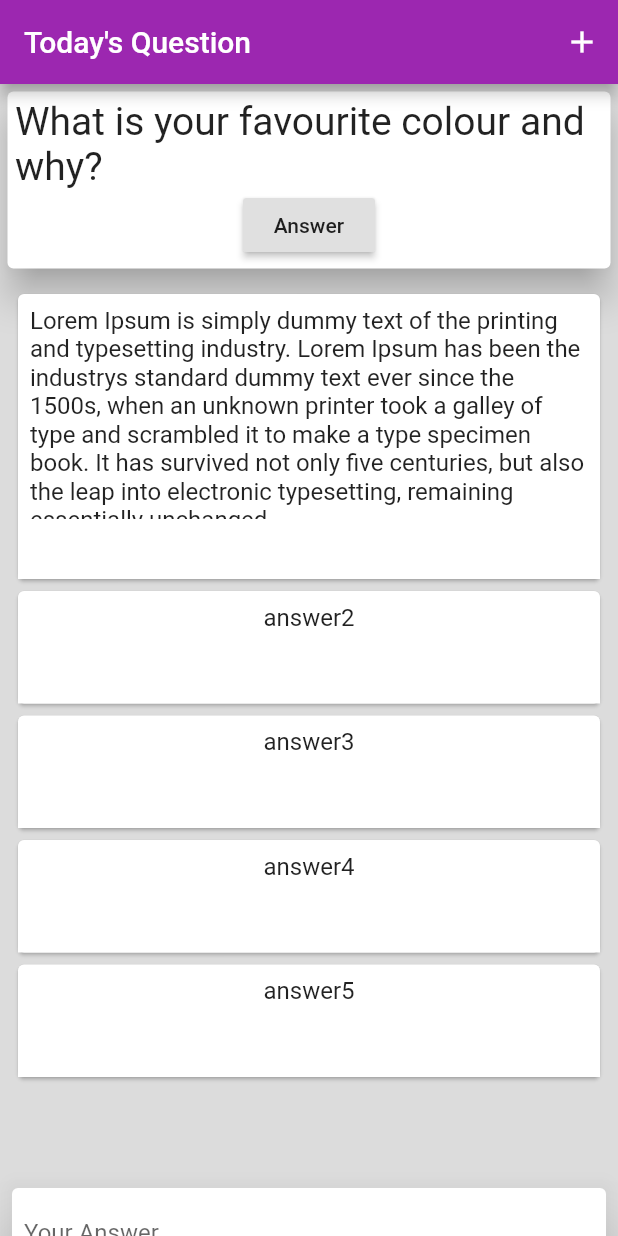
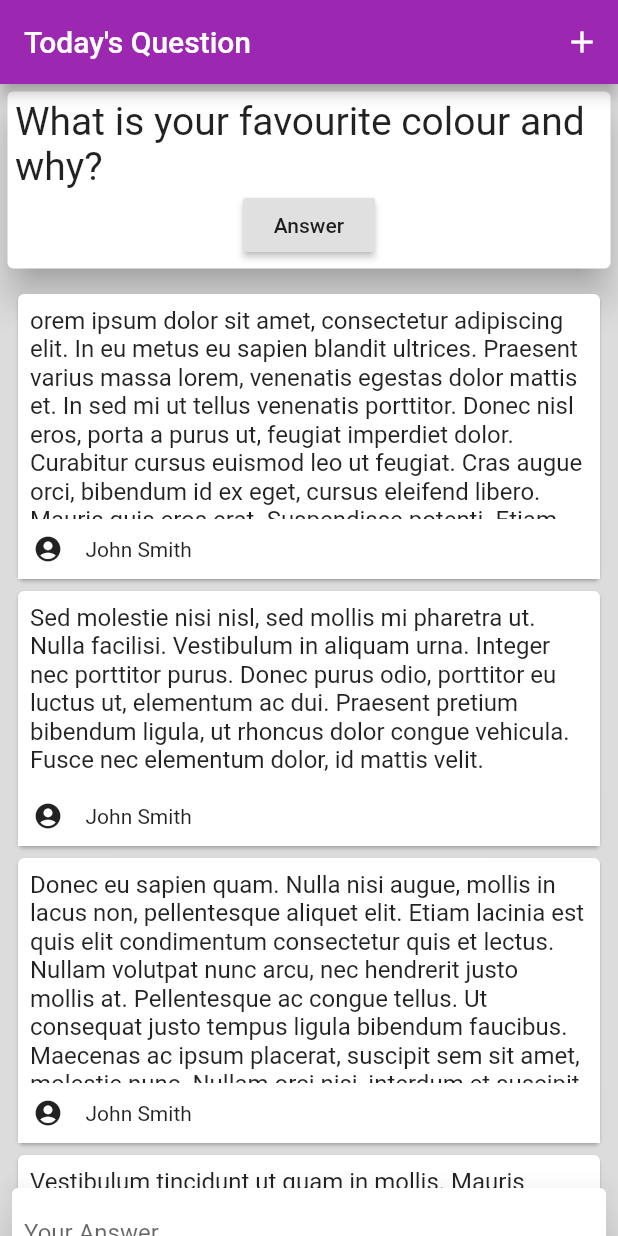
Before and after one commit to emilydeutsch/Qanda, a Flutter app: the screen it shows after launch, on a phone screen of 412 x 824 dp. Run offline on Flutter 3.47's test engine with Material 2 defaults, Android fonts, the phone set to English and light mode, and no system bars.

Commit message:
Small UI changes

```diff
--- a/lib/main.dart
+++ b/lib/main.dart
@@ -21,7 +21,11 @@ class createQAPage extends StatefulWidget {
 
 // ignore: camel_case_types
 class _createQAPageState extends State<createQAPage> with SingleTickerProviderStateMixin{
-  final List<String> _answers = <String>['Lorem Ipsum is simply dummy text of the printing and typesetting industry. Lorem Ipsum has been the industrys standard dummy text ever since the 1500s, when an unknown printer took a galley of type and scrambled it to make a type specimen book. It has survived not only five centuries, but also the leap into electronic typesetting, remaining essentially unchanged.','answer2','answer3','answer4','answer5'];
+  final List<String> _answers = <String>['orem ipsum dolor sit amet, consectetur adipiscing elit. In eu metus eu sapien blandit ultrices. Praesent varius massa lorem, venenatis egestas dolor mattis et. In sed mi ut tellus venenatis porttitor. Donec nisl eros, porta a purus ut, feugiat imperdiet dolor. Curabitur cursus euismod leo ut feugiat. Cras augue orci, bibendum id ex eget, cursus eleifend libero. Mauris quis eros erat. Suspendisse potenti. Etiam varius venenatis odio, id suscipit ante aliquam id. Nulla non porta orci. Suspendisse a sapien et magna semper interdum non id neque.',
+    'Sed molestie nisi nisl, sed mollis mi pharetra ut. Nulla facilisi. Vestibulum in aliquam urna. Integer nec porttitor purus. Donec purus odio, porttitor eu luctus ut, elementum ac dui. Praesent pretium bibendum ligula, ut rhoncus dolor congue vehicula. Fusce nec elementum dolor, id mattis velit. ',
+    'Donec eu sapien quam. Nulla nisi augue, mollis in lacus non, pellentesque aliquet elit. Etiam lacinia est quis elit condimentum consectetur quis et lectus. Nullam volutpat nunc arcu, nec hendrerit justo mollis at. Pellentesque ac congue tellus. Ut consequat justo tempus ligula bibendum faucibus. Maecenas ac ipsum placerat, suscipit sem sit amet, molestie nunc. Nullam orci nisi, interdum et suscipit id, lobortis non eros. ',
+    'Vestibulum tincidunt ut quam in mollis. Mauris sollicitudin sed ligula quis pharetra. Proin sit amet eleifend lacus, id placerat nulla. Suspendisse quis finibus metus, vel posuere odio. Integer interdum orci dui, a luctus lorem imperdiet nec. Sed ornare auctor feugiat. Suspendisse a condimentum nulla, ut suscipit est. Nam malesuada blandit elit. Sed porttitor diam vitae lorem ornare feugiat. Quisque varius vehicula accumsan. ',
+    'Integer rutrum lorem quis imperdiet fermentum. Interdum et malesuada fames ac ante ipsum primis in faucibus. Suspendisse at est erat. Donec convallis ullamcorper nunc, non porttitor ante volutpat mollis. Morbi vitae blandit nisi. Pellentesque vel eros vitae nisl mattis aliquet. Fusce sodales, mi et ullamcorper finibus, lorem mauris placerat est, sit amet facilisis mi enim sit amet mi. Vivamus finibus augue quis auctor placerat. '];
   bool pressed = false;
   AnimationController _controller;
   Animation<Offset> _offsetAnimation;
@@ -113,6 +117,20 @@ class _createQAPageState extends State<createQAPage> with SingleTickerProviderSt
                                             ),
                                             Container(
                                                height: 40,
+                                               child: Row(
+                                                 children: <Widget> [
+                                                   Padding(
+                                                      padding: EdgeInsets.all(10.0),
+                                                      child: Icon(
+                                                     Icons.account_circle,
+                                                     size: 20.0
+                                                   )),
+                                                    Padding(
+                                                      padding: EdgeInsets.all(5.0),
+                                                      child:Text("John Smith") //TODO: parse user name
+                                                      )
+                                                 ]
+                                               ),
                                                color: Colors.white,
                                              ),
 
```
